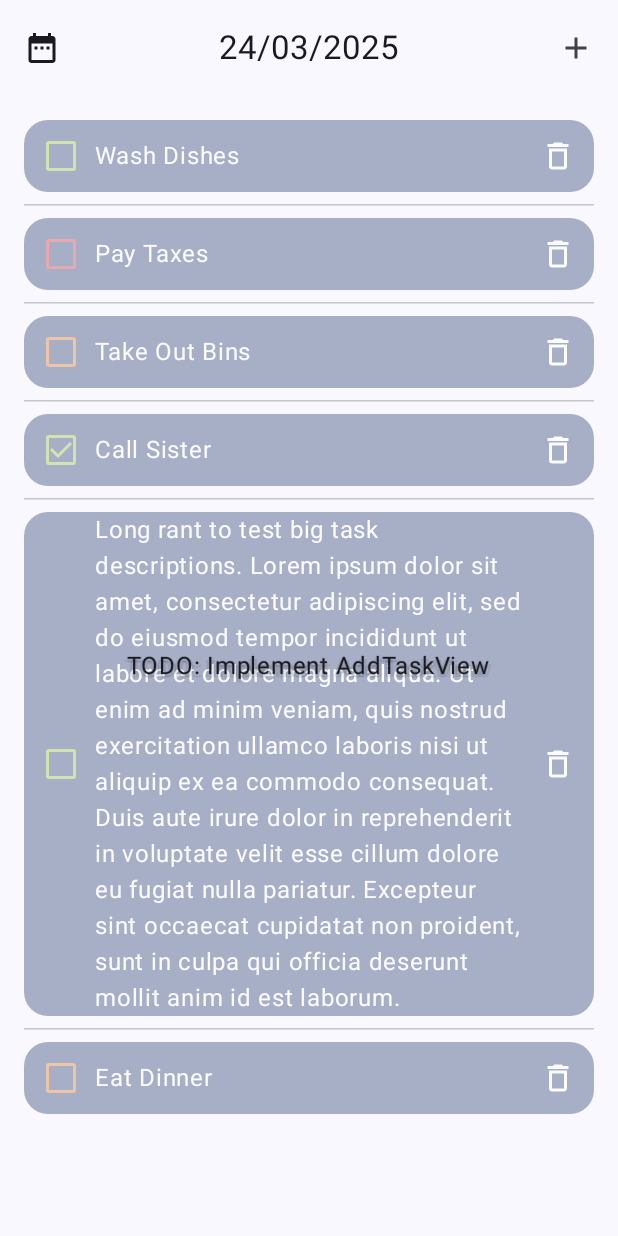
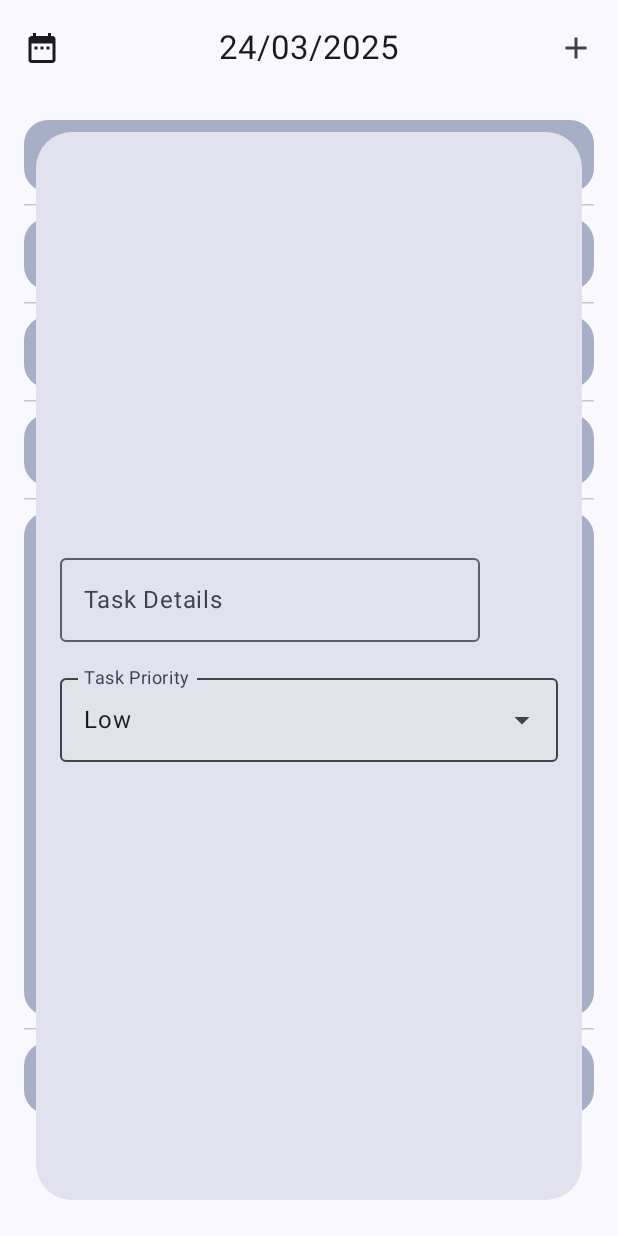
Before and after one commit to P2715990/PomoPlanner, an Android app built with Jetpack Compose: the composable TasksTab shown on its own in the app's theme, after a tap on "Add Task", on a phone screen of 412 x 824 dp. Run offline under Robolectric (Android 15) with nearby library versions, the phone set to English and light mode, and no system bars; 1 other tap on this screen came first.

Commit message:
Changed PopupBox to custom PopupHelper to better suit padding requirements. Updated Material3 to utilise ExposedDropDownMenuBox. Began implementation of AddTaskView()

```diff
--- a/app/build.gradle.kts
+++ b/app/build.gradle.kts
@@ -52,6 +52,7 @@ dependencies {
     implementation(libs.androidx.ui.graphics)
     implementation(libs.androidx.ui.tooling.preview)
     implementation(libs.androidx.material3)
+    implementation(libs.material.icons.core)
     testImplementation(libs.junit)
     androidTestImplementation(libs.androidx.junit)
     androidTestImplementation(libs.androidx.espresso.core)
--- a/app/src/main/java/com/example/pomoplanner/model/DBHelper.kt
+++ b/app/src/main/java/com/example/pomoplanner/model/DBHelper.kt
@@ -53,7 +53,7 @@ class DBHelper(context: Context) : SQLiteOpenHelper(context, DataBaseName, null,
                 TaskTableEntry.Column_TaskDate + " TEXT NOT NULL, " +
                 TaskTableEntry.Column_TaskPriority + " TEXT NOT NULL DEFAULT 'Low', " +
                 TaskTableEntry.Column_TaskIsCompleted + " INTEGER NOT NULL DEFAULT 0, " +
-                TaskTableEntry.Column_TaskDetails + "TEXT NOT NULL, " +
+                TaskTableEntry.Column_TaskDetails + " TEXT NOT NULL, " +
                 "PRIMARY KEY(" + TaskTableEntry.Column_TaskId + " AUTOINCREMENT))"
 
     val sqlCreateTSettingStatement: String =
--- a/app/src/main/java/com/example/pomoplanner/ui/TasksTab.kt
+++ b/app/src/main/java/com/example/pomoplanner/ui/TasksTab.kt
@@ -1,16 +1,22 @@
 package com.example.pomoplanner.ui
 
 import androidx.compose.foundation.background
+import androidx.compose.foundation.clickable
 import androidx.compose.foundation.layout.Arrangement
 import androidx.compose.foundation.layout.Box
+import androidx.compose.foundation.layout.Column
 import androidx.compose.foundation.layout.PaddingValues
 import androidx.compose.foundation.layout.Row
+import androidx.compose.foundation.layout.WindowInsets
 import androidx.compose.foundation.layout.fillMaxSize
 import androidx.compose.foundation.layout.fillMaxWidth
 import androidx.compose.foundation.layout.padding
 import androidx.compose.foundation.lazy.LazyColumn
 import androidx.compose.foundation.lazy.rememberLazyListState
 import androidx.compose.foundation.shape.RoundedCornerShape
+import androidx.compose.foundation.text.input.TextFieldLineLimits
+import androidx.compose.foundation.text.input.rememberTextFieldState
+import androidx.compose.foundation.text.input.setTextAndPlaceCursorAtEnd
 import androidx.compose.material.icons.Icons
 import androidx.compose.material.icons.filled.Add
 import androidx.compose.material.icons.filled.DateRange
@@ -19,22 +25,31 @@ import androidx.compose.material3.CenterAlignedTopAppBar
 import androidx.compose.material3.Checkbox
 import androidx.compose.material3.CheckboxColors
 import androidx.compose.material3.CheckboxDefaults
+import androidx.compose.material3.DropdownMenuItem
 import androidx.compose.material3.ExperimentalMaterial3Api
+import androidx.compose.material3.ExposedDropdownMenuAnchorType
+import androidx.compose.material3.ExposedDropdownMenuBox
+import androidx.compose.material3.ExposedDropdownMenuDefaults
 import androidx.compose.material3.HorizontalDivider
 import androidx.compose.material3.Icon
 import androidx.compose.material3.IconButton
 import androidx.compose.material3.MaterialTheme
+import androidx.compose.material3.OutlinedTextField
 import androidx.compose.material3.Scaffold
 import androidx.compose.material3.Text
 import androidx.compose.material3.Surface
+import androidx.compose.material3.surfaceColorAtElevation
 import androidx.compose.runtime.Composable
+import androidx.compose.runtime.getValue
+import androidx.compose.runtime.mutableStateOf
+import androidx.compose.runtime.remember
+import androidx.compose.runtime.setValue
 import androidx.compose.ui.Alignment
 import androidx.compose.ui.Modifier
+import androidx.compose.ui.draw.clip
 import androidx.compose.ui.graphics.Color
 import androidx.compose.ui.text.style.TextOverflow
 import androidx.compose.ui.unit.dp
-import androidx.compose.ui.window.Popup
-import androidx.compose.ui.zIndex
 import androidx.lifecycle.viewmodel.compose.viewModel
 import com.example.pomoplanner.model.Task
 import com.example.pomoplanner.ui.theme.TaskGreen
@@ -48,9 +63,10 @@ fun TasksTab(
     tasksTabViewModel.updateBadge()
 
     Scaffold(
+        contentWindowInsets = WindowInsets(0.dp),
         topBar = {
             TaskTopBar(
-                tasksTabViewModel.selectedDate,
+                selectedDate = tasksTabViewModel.selectedDate,
                 onDateButtonClicked = { tasksTabViewModel.setShowCalendarPopup(true) },
                 onAddTaskButtonClicked = { tasksTabViewModel.setShowAddTaskPopup(true) }
             )
@@ -65,10 +81,33 @@ fun TasksTab(
                 tasksTabViewModel.removeTask(task)
             },
             padding = innerPadding,
-            showCalendarPopup = tasksTabViewModel.showCalendarPopup,
-            onClickOutsideCalendar = { tasksTabViewModel.setShowCalendarPopup(false) },
-            showAddTaskPopup = tasksTabViewModel.showAddTaskPopup,
-            onClickOutsideAddTask = { tasksTabViewModel.setShowAddTaskPopup(false) }
+        )
+        val calendarPopupModifier: Modifier = Modifier
+            .padding(24.dp)
+            .fillMaxSize()
+            .clip(RoundedCornerShape(24.dp))
+            .background(MaterialTheme.colorScheme.surfaceColorAtElevation(8.dp))
+
+        val addTaskPopupModifier: Modifier = Modifier
+            .padding(24.dp)
+            .fillMaxSize()
+            .clip(RoundedCornerShape(24.dp))
+            .background(MaterialTheme.colorScheme.surfaceColorAtElevation(8.dp))
+
+        CustomPopupHelper(
+            modifier = calendarPopupModifier,
+            padding = innerPadding,
+            showPopup = tasksTabViewModel.showCalendarPopup,
+            onClickOutside = { tasksTabViewModel.setShowCalendarPopup(false) },
+            content = { CalendarView() }
+        )
+
+        CustomPopupHelper(
+            modifier = addTaskPopupModifier,
+            padding = innerPadding,
+            showPopup = tasksTabViewModel.showAddTaskPopup,
+            onClickOutside = { tasksTabViewModel.setShowAddTaskPopup(false) },
+            content = { AddTaskView() }
         )
     }
 }
@@ -114,13 +153,11 @@ fun TaskListView(
     onCheckedChange: (Task, Boolean) -> Unit,
     onDeleteButtonClicked: (Task) -> Unit,
     padding: PaddingValues,
-    showCalendarPopup: Boolean,
-    onClickOutsideCalendar: () -> Unit,
-    showAddTaskPopup: Boolean,
-    onClickOutsideAddTask: () -> Unit,
 ) {
     LazyColumn(
-        modifier = Modifier.padding(padding),
+        modifier = Modifier
+            .padding(padding)
+            .fillMaxSize(),
         state = rememberLazyListState(),
         contentPadding = PaddingValues(16.dp),
         verticalArrangement = Arrangement.spacedBy(8.dp)
@@ -136,7 +173,7 @@ fun TaskListView(
 
                 Surface(
                     modifier = Modifier
-                        .fillMaxWidth(),
+                        .fillMaxSize(),
                     shape = RoundedCornerShape(16.dp),
                     color = MaterialTheme.colorScheme.primary
                 ) {
@@ -182,26 +219,10 @@ fun TaskListView(
             }
         }
     }
-
-    PopupBox(
-        modifier = Modifier,
-        padding = padding,
-        showPopup = showCalendarPopup,
-        onClickOutside = onClickOutsideCalendar,
-        content = { CalendarView() }
-    )
-
-    PopupBox(
-        modifier = Modifier,
-        padding = padding,
-        showPopup = showAddTaskPopup,
-        onClickOutside = onClickOutsideAddTask,
-        content = { AddTaskView() }
-    )
 }
 
 @Composable
-fun PopupBox(
+fun CustomPopupHelper(
     modifier: Modifier,
     padding: PaddingValues,
     showPopup: Boolean,
@@ -211,22 +232,18 @@ fun PopupBox(
     if (showPopup) {
         Box(
             modifier = Modifier
-                .padding(padding)
                 .fillMaxSize()
                 .background(color = MaterialTheme.colorScheme.background.copy(alpha = 0.6F))
-                .zIndex(10F),
+                .clickable { onClickOutside() },
             contentAlignment = Alignment.Center
         ) {
-            Popup(
-                alignment = Alignment.Center,
-                onDismissRequest = { onClickOutside() }
+            Box(
+                modifier = Modifier
+                    .padding(padding)
+                    .then(modifier),
+                contentAlignment = Alignment.Center
             ) {
-                Box(
-                    modifier = modifier,
-                    contentAlignment = Alignment.Center
-                ) {
-                    content()
-                }
+                content()
             }
         }
     }
@@ -237,7 +254,71 @@ fun CalendarView() {
     Text("TODO: Implement CalendarView")
 }
 
+@OptIn(ExperimentalMaterial3Api::class)
 @Composable
 fun AddTaskView() {
-    Text("TODO: Implement AddTaskView")
+    var taskDetailsText by remember { mutableStateOf("") }
+    var priorityExpanded by remember { mutableStateOf(false) }
+    val priorityOptions: List<String> = listOf("Low", "Moderate", "High")
+    var priorityState = rememberTextFieldState(priorityOptions[0])
+
+    Column(
+        modifier = Modifier
+            .padding(16.dp),
+        verticalArrangement = Arrangement.spacedBy(16.dp)
+    ) {
+        Row(
+            horizontalArrangement = Arrangement.SpaceBetween
+        ) {
+            OutlinedTextField(
+                value = taskDetailsText,
+                onValueChange = { taskDetailsText = it },
+                label = { Text("Task Details") }
+            )
+        }
+
+        Row(
+            horizontalArrangement = Arrangement.SpaceBetween
+        ) {
+            ExposedDropdownMenuBox(
+                expanded = priorityExpanded,
+                onExpandedChange = { newValue ->
+                    priorityExpanded = newValue
+                }
+            ) {
+                OutlinedTextField(
+                    modifier = Modifier
+                        .menuAnchor(ExposedDropdownMenuAnchorType.PrimaryNotEditable)
+                        .fillMaxWidth(),
+                    state = priorityState,
+                    readOnly = true,
+                    lineLimits = TextFieldLineLimits.SingleLine,
+                    label = { Text("Task Priority") },
+                    trailingIcon = { ExposedDropdownMenuDefaults.TrailingIcon(expanded = priorityExpanded) },
+                    colors = ExposedDropdownMenuDefaults.textFieldColors()
+                )
+                ExposedDropdownMenu(
+                    expanded = priorityExpanded,
+                    onDismissRequest = { priorityExpanded = false }
+                ) {
+                    priorityOptions.forEach { option ->
+                        DropdownMenuItem(
+                            text = { Text(option) },
+                            onClick = {
+                                priorityState.setTextAndPlaceCursorAtEnd(option)
+                                priorityExpanded = false
+                            },
+                            contentPadding = ExposedDropdownMenuDefaults.ItemContentPadding
+                        )
+                    }
+                }
+            }
+        }
+
+        Row(
+            horizontalArrangement = Arrangement.SpaceBetween
+        ) {
+
+        }
+    }
 }
--- a/gradle/libs.versions.toml
+++ b/gradle/libs.versions.toml
@@ -7,6 +7,8 @@ junitVersion = "1.2.1"
 espressoCore = "3.6.1"
 appcompat = "1.7.0"
 material = "1.12.0"
+material3 = "1.4.0-alpha10"
+materialIconsCore = "1.7.8"
 lifecycleRuntimeKtx = "2.8.7"
 activityCompose = "1.10.1"
 composeBom = "2025.03.00"
@@ -29,7 +31,8 @@ androidx-ui-tooling = { group = "androidx.compose.ui", name = "ui-tooling" }
 androidx-ui-tooling-preview = { group = "androidx.compose.ui", name = "ui-tooling-preview" }
 androidx-ui-test-manifest = { group = "androidx.compose.ui", name = "ui-test-manifest" }
 androidx-ui-test-junit4 = { group = "androidx.compose.ui", name = "ui-test-junit4" }
-androidx-material3 = { group = "androidx.compose.material3", name = "material3" }
+material-icons-core = { group = "androidx.compose.material", name = "material-icons-core", version.ref = "materialIconsCore" }
+androidx-material3 = { group = "androidx.compose.material3", name = "material3", version.ref = "material3" }
 
 [plugins]
 android-application = { id = "com.android.application", version.ref = "agp" }
```
